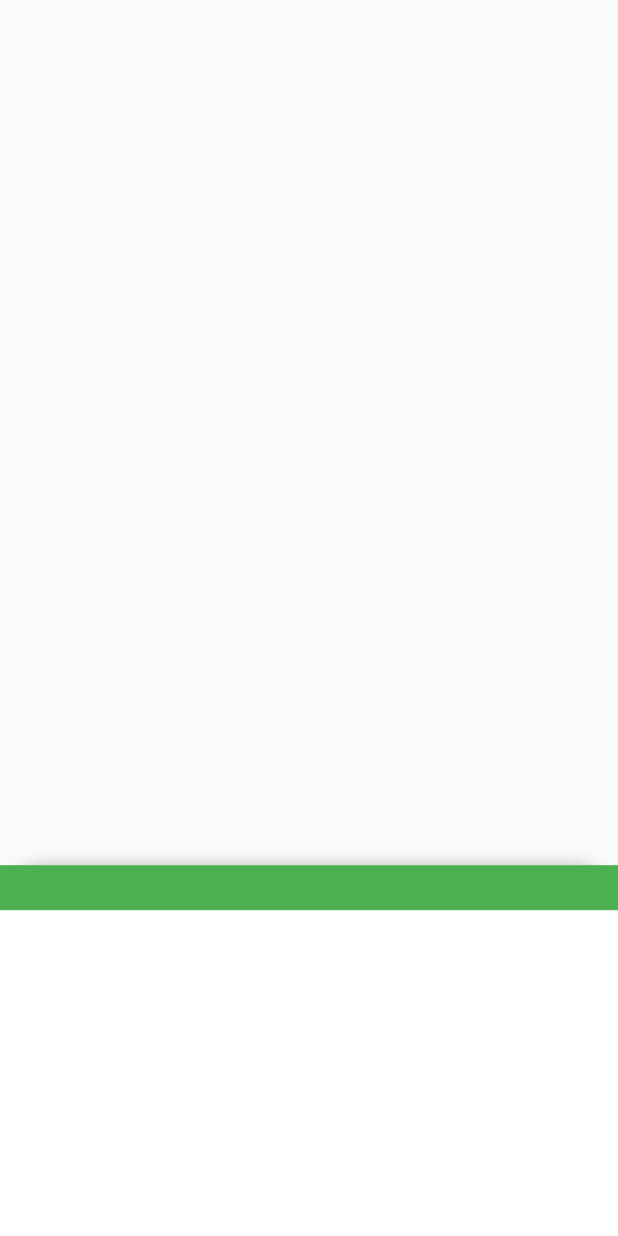
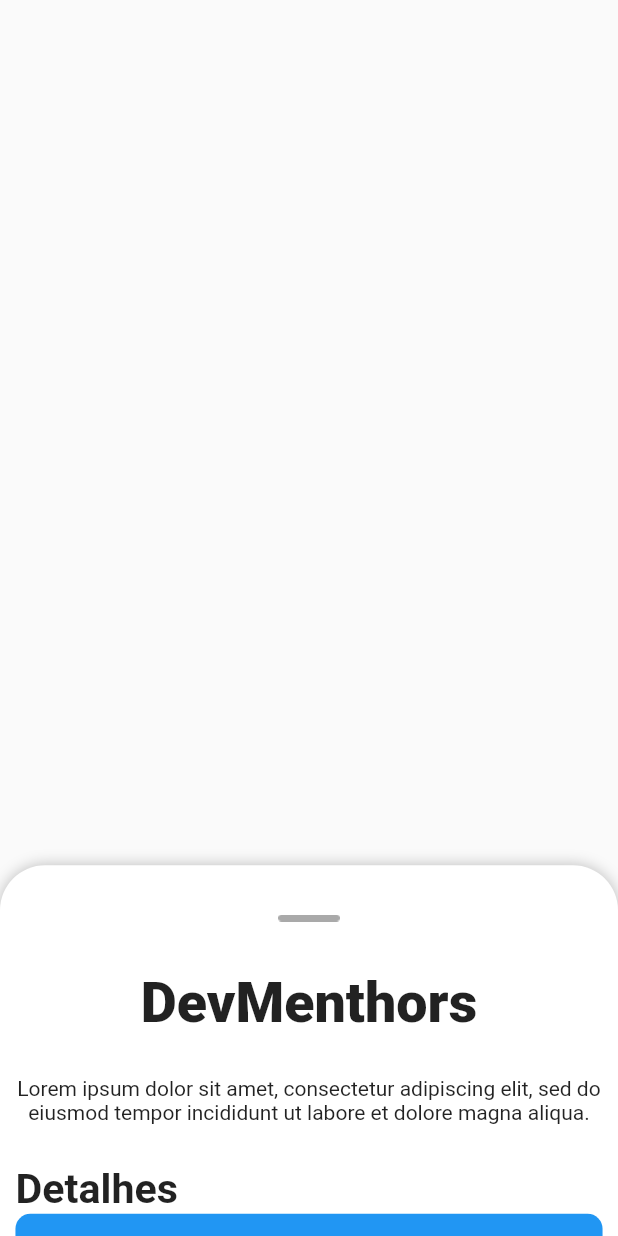
Before and after one commit to Felipe-Takayuki/omni_, a Flutter app: the DetailsEventScreenOrg screen opened by its route, on a phone screen of 412 x 824 dp. Run offline on Flutter 3.47's test engine with Material 2 defaults, Android fonts, the light colour scheme and no system bars; drawn by our look-alikes of sliding_up_panel; our stand-ins replace auto_size_text, get.

Commit message:
componentização

```diff
--- a/lib/pages/Detalhes_evento/Org/details_org_screen.dart
+++ b/lib/pages/Detalhes_evento/Org/details_org_screen.dart
@@ -1,5 +1,7 @@
 import 'package:flutter/material.dart';
 import 'package:sliding_up_panel/sliding_up_panel.dart';
+
+import '../Widgets_detalhes/container_btnediton.dart';
 
 class DetailsEventScreenOrg extends StatefulWidget {
   const DetailsEventScreenOrg({super.key});
@@ -16,16 +18,32 @@ class _DetailsEventScreenOrgState extends State<DetailsEventScreenOrg> {
     return Scaffold(
       body: SlidingUpPanel(
 
-        header: Container(
-          width: _width,
-          height: 30,
-          color: Colors.green),
+
         minHeight: _height * 0.3,
         borderRadius: BorderRadius.only(topLeft: Radius.circular(30), topRight: Radius.circular(30) ),
-        panel: Column(
-          children: [
+        panel: Padding(
+          padding:  EdgeInsets.symmetric(horizontal: _width * 1/40),
+          child: Column(
+            crossAxisAlignment: CrossAxisAlignment.center,
+            children: [
 
-          ],
+            Container(
+
+              child: Image.asset('assets/images/Icons/rectangle.png',  width: _height * 1/20,  ),margin: EdgeInsets.only(top: _height * 1/25, bottom: _height * 1/25), ),
+              Text("DevMenthors", style: TextStyle(fontSize:  _width * 0.09, fontWeight: FontWeight.w900),),
+              SizedBox(height:  _height * 1/30,),
+              Text("Lorem ipsum dolor sit amet, consectetur adipiscing elit, sed do eiusmod tempor incididunt ut labore et dolore magna aliqua.",textAlign: TextAlign.center),
+              SizedBox(height:  _height * 1/30,),
+              Align(alignment: Alignment.centerLeft,child: Text("Detalhes", style: TextStyle(fontSize: _width * 1/15, fontWeight: FontWeight.w700),),),
+              ButtonEdition(buttonsize: _height * 1/10,altura:   _height * 1/10, largura: _width * 0.8, icon: Image.asset("assets/images/Icons/iconlocalization.png",), title: "Teste", description: "hjkahjkfhakjhkjsfhkjhfkj",editavel: true,space: _width * 0.02,titleFontSize: _width * 0.03, descriptionFontSize: _width * 0.05, textColor: Colors.white,func: (){
+                print("teste");
+              },),
+               ButtonEdition(buttonsize: _height * 1/10,altura:   _height * 1/10, largura: _width * 0.8, icon: Image.asset("assets/images/Icons/iconlocalization.png",), title: "Teste", description: "hjkahjkfhakjhkjsfhkjhfkj",editavel: true,space: _width * 0.02,titleFontSize: _width * 0.03, descriptionFontSize: _width * 0.05, textColor: Colors.white,func: (){
+                print("teste");
+              },)
+
+            ],
+          ),
         )
       ),
     );
--- /dev/null
+++ b/lib/pages/Detalhes_evento/Widgets_detalhes/container_btnediton.dart
@@ -0,0 +1,84 @@
+import 'package:flutter/material.dart';
+
+class ButtonEdition extends StatefulWidget {
+  final double largura;
+  final double altura;
+  final Widget icon;
+  final String description;
+  final String title;
+  final double titleFontSize;
+  final double descriptionFontSize;
+  final bool? editavel;
+  final double space;
+  final dynamic? func;
+  final Color textColor;
+  final double buttonsize;
+  const ButtonEdition({super.key,required this.buttonsize, required this.altura, required this.largura, required this.icon, required this.title,required this.titleFontSize, required this.description,required this.descriptionFontSize, required this.textColor, this.editavel, required this.space, this.func});
+
+  @override
+  State<ButtonEdition> createState() => _ButtonEditionState();
+}
+
+class _ButtonEditionState extends State<ButtonEdition> {
+  @override
+  Widget build(BuildContext context) {
+    var a = widget.editavel;
+    return Container(
+      decoration: BoxDecoration(
+       color: Colors.blue,
+       borderRadius: BorderRadius.circular(10)
+      ),
+
+
+      height: widget.altura,
+
+      child: Row(
+        children: [
+          SizedBox(width: widget.space + widget.space/1,),
+          widget.icon,
+          SizedBox(width: widget.space +  widget.space/1,),
+          Column(
+            mainAxisAlignment: MainAxisAlignment.center,
+            crossAxisAlignment: CrossAxisAlignment.start,
+            children: [
+              Text(widget.title, style: TextStyle(fontSize: widget.titleFontSize , color: widget.textColor),),
+              SizedBox(height: widget.space/4,),
+              Text(widget.description, style: TextStyle(fontSize: widget.descriptionFontSize, color: widget.textColor ),),
+            ],
+          ),
+          Spacer(),
+          a  == true? ButtonEdit(tamanho: widget.buttonsize ,funcao: widget.func):ButtonEditInative(),
+        SizedBox(width:  widget.space ,)
+        ],
+      ),
+    );
+  }
+}
+
+class ButtonEdit extends StatefulWidget {
+   final dynamic funcao;
+   final double tamanho;
+  const ButtonEdit({super.key, required this.funcao, required this.tamanho});
+
+  @override
+  State<ButtonEdit> createState() => _ButtonEditState();
+}
+
+class _ButtonEditState extends State<ButtonEdit> {
+  @override
+  Widget build(BuildContext context) {
+    return GestureDetector(
+      onTap:  widget.funcao,
+      child: Image.asset("assets/images/Icons/icon_edit.png", width: widget.tamanho, height: widget.tamanho,),
+    );
+  }
+}
+
+class ButtonEditInative extends StatelessWidget {
+  const ButtonEditInative({super.key});
+
+  @override
+  Widget build(BuildContext context) {
+    return Container();
+  }
+}
--- a/pubspec.yaml
+++ b/pubspec.yaml
@@ -65,6 +65,7 @@ flutter:
   # To add assets to your application, add an assets section, like this:
   assets:
     - assets/images/Logo/
+    - assets/images/Icons/
 
 
   # An image asset can refer to one or more resolution-specific "variants", see
```
Also changed, not shown: assets/images/Icons/icon_edit.png (added), assets/images/Icons/iconlocalization.png (added), assets/images/Icons/rectangle.png (added).
